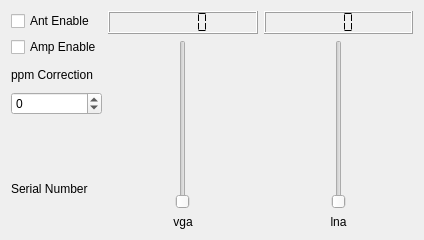
Qt form devices/hackrf-handler/hackrf-widget.ui (JvanKatwijk/qt-dab) before a commit.
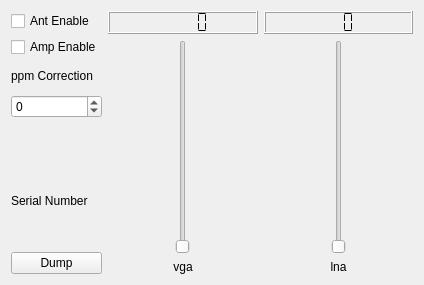
The same form after that commit.

Commit message: added uff support for hackrf

```diff
--- a/devices/hackrf-handler/hackrf-widget.ui
+++ b/devices/hackrf-handler/hackrf-widget.ui
@@ -7,7 +7,7 @@
     <x>0</x>
     <y>0</y>
     <width>424</width>
-    <height>240</height>
+    <height>285</height>
    </rect>
   </property>
   <property name="windowTitle">
@@ -83,6 +83,13 @@
        </property>
       </widget>
      </item>
+     <item>
+      <widget class="QPushButton" name="dumpButton">
+       <property name="text">
+        <string>Dump</string>
+       </property>
+      </widget>
+     </item>
     </layout>
    </item>
    <item>
```
The commit also changes 7 other files.
